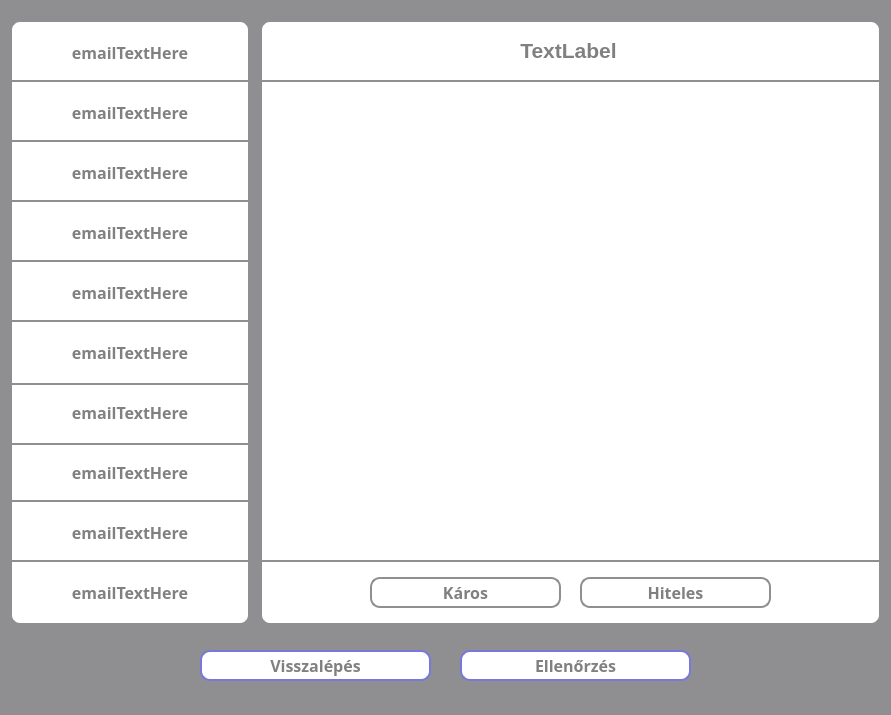
Old version of the form src/main/resources/ui/dark/emailWindow.ui in the repository pkristof1999/Szakdolgozat.
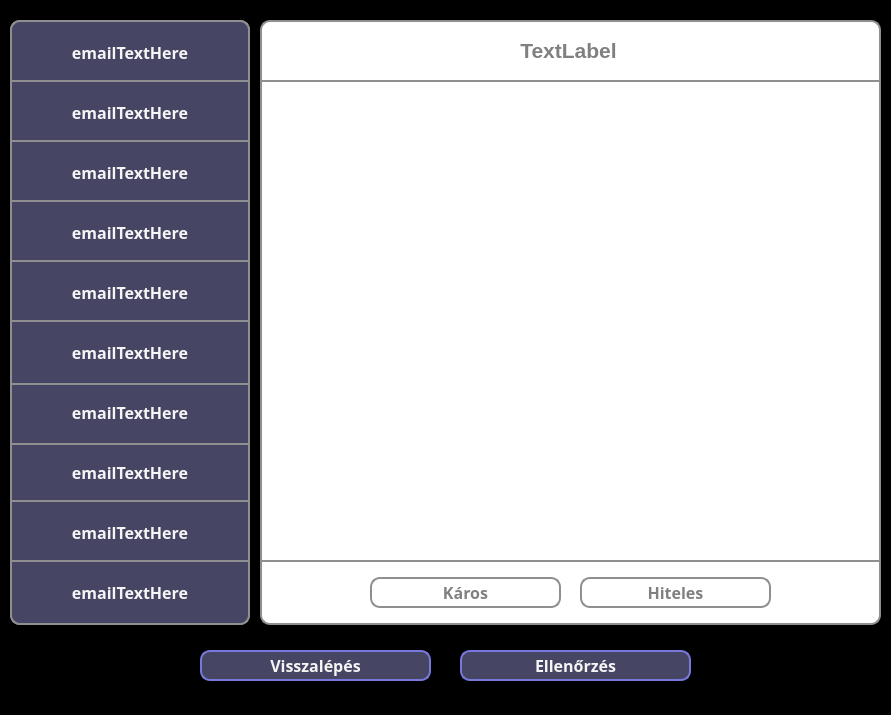
New version of the form.

```diff
--- a/src/main/resources/ui/dark/emailWindow.ui
+++ b/src/main/resources/ui/dark/emailWindow.ui
@@ -15,7 +15,7 @@
   </property>
   <property name="styleSheet">
    <string notr="true">* {
-	background-color: #8f8f91;
+	background-color: black;
 }</string>
   </property>
   <widget class="QWidget" name="centralwidget">
@@ -177,14 +177,14 @@
     <property name="geometry">
      <rect>
       <x>10</x>
-      <y>10</y>
-      <width>251</width>
-      <height>631</height>
+      <y>20</y>
+      <width>240</width>
+      <height>605</height>
      </rect>
     </property>
     <property name="styleSheet">
      <string notr="true">* {
-	background-color:  #8f8f91;
+	background-color: black;
 	border: 2px solid #8f8f91;
 	border-radius: 10px;
 	color: white;
@@ -196,7 +196,7 @@
      <property name="geometry">
       <rect>
        <x>0</x>
-       <y>10</y>
+       <y>0</y>
        <width>240</width>
        <height>65</height>
       </rect>
@@ -210,11 +210,11 @@
      </property>
      <property name="styleSheet">
       <string notr="true">* {
-	background-color: white;
+	background-color: rgb(70, 70, 100);
 	border-radius: 0px;
 	border-top-left-radius: 10px;
 	border-top-right-radius: 10px;
-	color: grey;
+	color: whitesmoke;
 }
 
 *:hover {
@@ -230,7 +230,7 @@
      <property name="geometry">
       <rect>
        <x>0</x>
-       <y>70</y>
+       <y>60</y>
        <width>240</width>
        <height>65</height>
       </rect>
@@ -244,9 +244,9 @@
      </property>
      <property name="styleSheet">
       <string notr="true">* {
-	background-color: white;
+	background-color: rgb(70, 70, 100);
 	border-radius: 0px;
-	color: grey;
+	color: whitesmoke;
 }
 
 *:hover {
@@ -262,7 +262,7 @@
      <property name="geometry">
       <rect>
        <x>0</x>
-       <y>130</y>
+       <y>120</y>
        <width>240</width>
        <height>65</height>
       </rect>
@@ -276,9 +276,9 @@
      </property>
      <property name="styleSheet">
       <string notr="true">* {
-	background-color: white;
+	background-color: rgb(70, 70, 100);
 	border-radius: 0px;
-	color: grey;
+	color: whitesmoke;
 }
 
 *:hover {
@@ -294,7 +294,7 @@
      <property name="geometry">
       <rect>
        <x>0</x>
-       <y>190</y>
+       <y>180</y>
        <width>240</width>
        <height>65</height>
       </rect>
@@ -308,9 +308,9 @@
      </property>
      <property name="styleSheet">
       <string notr="true">* {
-	background-color: white;
+	background-color: rgb(70, 70, 100);
 	border-radius: 0px;
-	color: grey;
+	color: whitesmoke;
 }
 
 *:hover {
@@ -326,7 +326,7 @@
      <property name="geometry">
       <rect>
        <x>0</x>
-       <y>250</y>
+       <y>240</y>
        <width>240</width>
        <height>65</height>
       </rect>
@@ -340,9 +340,9 @@
      </property>
      <property name="styleSheet">
       <string notr="true">* {
-	background-color: white;
+	background-color: rgb(70, 70, 100);
 	border-radius: 0px;
-	color: grey;
+	color: whitesmoke;
 }
 
 *:hover {
@@ -358,7 +358,7 @@
      <property name="geometry">
       <rect>
        <x>0</x>
-       <y>430</y>
+       <y>420</y>
        <width>240</width>
        <height>65</height>
       </rect>
@@ -372,9 +372,9 @@
      </property>
      <property name="styleSheet">
       <string notr="true">* {
-	background-color: white;
+	background-color: rgb(70, 70, 100);
 	border-radius: 0px;
-	color: grey;
+	color: whitesmoke;
 }
 
 *:hover {
@@ -390,7 +390,7 @@
      <property name="geometry">
       <rect>
        <x>0</x>
-       <y>370</y>
+       <y>360</y>
        <width>240</width>
        <height>65</height>
       </rect>
@@ -404,9 +404,9 @@
      </property>
      <property name="styleSheet">
       <string notr="true">* {
-	background-color: white;
+	background-color: rgb(70, 70, 100);
 	border-radius: 0px;
-	color: grey;
+	color: whitesmoke;
 }
 
 *:hover {
@@ -422,7 +422,7 @@
      <property name="geometry">
       <rect>
        <x>0</x>
-       <y>310</y>
+       <y>300</y>
        <width>240</width>
        <height>65</height>
       </rect>
@@ -436,9 +436,9 @@
      </property>
      <property name="styleSheet">
       <string notr="true">* {
-	background-color: white;
+	background-color: rgb(70, 70, 100);
 	border-radius: 0px;
-	color: grey;
+	color: whitesmoke;
 }
 
 *:hover {
@@ -454,7 +454,7 @@
      <property name="geometry">
       <rect>
        <x>0</x>
-       <y>490</y>
+       <y>480</y>
        <width>240</width>
        <height>65</height>
       </rect>
@@ -468,9 +468,9 @@
      </property>
      <property name="styleSheet">
       <string notr="true">* {
-	background-color: white;
+	background-color: rgb(70, 70, 100);
 	border-radius: 0px;
-	color: grey;
+	color: whitesmoke;
 }
 
 *:hover {
@@ -486,7 +486,7 @@
      <property name="geometry">
       <rect>
        <x>0</x>
-       <y>550</y>
+       <y>540</y>
        <width>240</width>
        <height>65</height>
       </rect>
@@ -500,11 +500,11 @@
      </property>
      <property name="styleSheet">
       <string notr="true">* {
-	background-color: white;
+	background-color: rgb(70, 70, 100);
 	border-radius: 0px;
 	border-bottom-left-radius: 10px;
 	border-bottom-right-radius: 10px;
-	color: grey;
+	color: whitesmoke;
 }
 
 *:hover {
@@ -535,10 +535,10 @@
     </property>
     <property name="styleSheet">
      <string notr="true">* {
-	background-color: white;
+	background-color: rgb(70, 70, 100);
 	border: 2px solid rgb(120, 120, 220);
 	border-radius: 10px;
-	color: grey;
+	color: whitesmoke;
 	font-size: 16px;
 	font-weight: bold;
 }
@@ -570,10 +570,10 @@
     </property>
     <property name="styleSheet">
      <string notr="true">* {
-	background-color: white;
+	background-color: rgb(70, 70, 100);
 	border: 2px solid rgb(120, 120, 220);
 	border-radius: 10px;
-	color: grey;
+	color: whitesmoke;
 	font-size: 16px;
 	font-weight: bold;
 }
```
